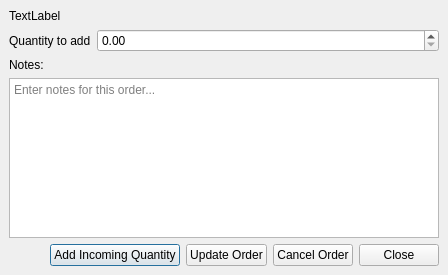
The window that ui/update_component_order_pending_dialog.ui (TheCodingJsoftware/Invigo) describes before a commit, drawn with Qt 5.
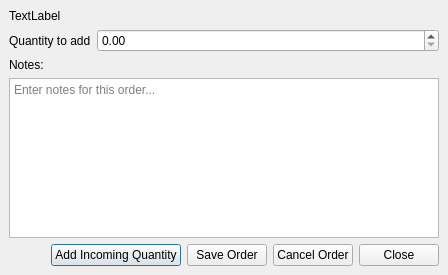
The same window after the commit.

Diff of the .ui file:
```diff
--- a/ui/update_component_order_pending_dialog.ui
+++ b/ui/update_component_order_pending_dialog.ui
@@ -176,7 +176,7 @@
              <string>Will only update notes and the quantity to add. It will NOT add quantity to the component.</string>
             </property>
             <property name="text">
-             <string>Update Order</string>
+             <string>Save Order</string>
             </property>
            </widget>
           </item>
```
